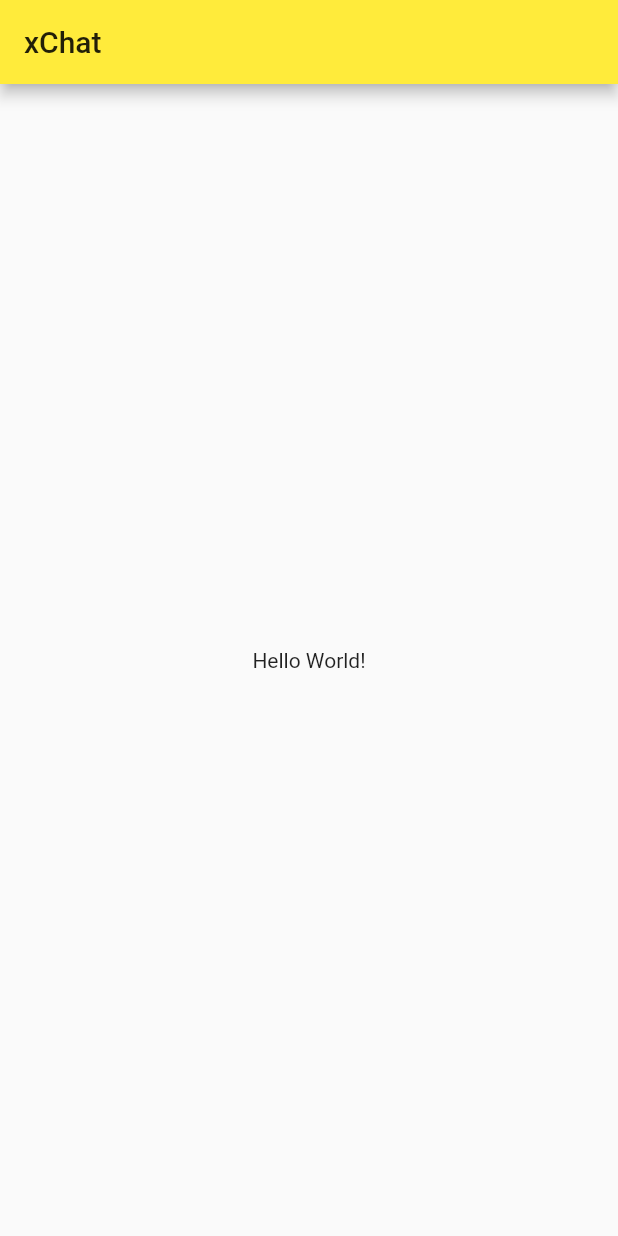
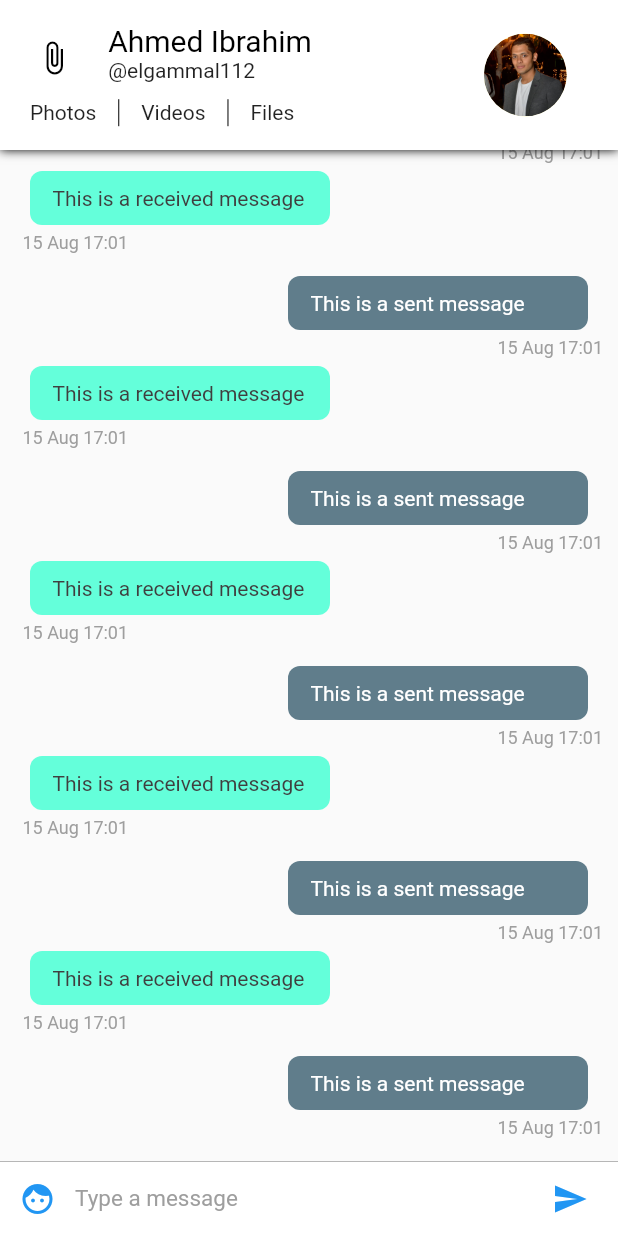
Before and after one commit to nLoops/xChat, a Flutter app: the screen it shows after launch, on a phone screen of 412 x 824 dp. Run offline on Flutter 3.47's test engine with Material 2 defaults, Android fonts, the phone set to English and light mode, and no system bars.

Commit message:
(+) Implement Chat UI widgets.

```diff
--- a/lib/main.dart
+++ b/lib/main.dart
@@ -1,8 +1,9 @@
 import 'package:flutter/material.dart';
+import 'package:xchat/ui/chat_list_widget.dart';
 
-void main() => runApp(MyApp());
+void main() => runApp(App());
 
-class MyApp extends StatelessWidget {
+class App extends StatelessWidget {
   // This widget is the root of your application.
   @override
   Widget build(BuildContext context) {
@@ -11,36 +12,7 @@ class MyApp extends StatelessWidget {
       theme: ThemeData(
         primarySwatch: Colors.yellow,
       ),
-      home: MyHomePage(title: 'xChat'),
+      home: ChatList(),
     );
   }
 }
-
-class MyHomePage extends StatefulWidget {
-  MyHomePage({Key key, this.title}) : super(key: key);
-
-  final String title;
-
-  @override
-  _MyHomePageState createState() => _MyHomePageState();
-}
-
-class _MyHomePageState extends State<MyHomePage> {
-
-  @override
-  Widget build(BuildContext context) {
-    // The Flutter framework has been optimized to make rerunning build methods
-    // fast, so that you can just rebuild anything that needs updating rather
-    // than having to individually change instances of widgets.
-    return Scaffold(
-        appBar: AppBar(
-          // Here we take the value from the MyHomePage object that was created by
-          // the App.build method, and use it to set our appbar title.
-          title: Text(widget.title),
-        ),
-        body: Center(
-            child:Text('Hello World!')
-        )
-    );
-  }
-}
--- /dev/null
+++ b/lib/ui/chat_list_widget.dart
@@ -0,0 +1,20 @@
+import 'package:flutter/material.dart';
+import 'package:xchat/ui/chat_widget.dart';
+
+class ChatList extends StatefulWidget {
+  @override
+  _ChatListState createState() => _ChatListState();
+}
+
+class _ChatListState extends State<ChatList> {
+  @override
+  Widget build(BuildContext context) {
+    return PageView(
+      children: <Widget>[
+        ChatWidget(),
+        ChatWidget(),
+        ChatWidget()
+      ],
+    );
+  }
+}
--- /dev/null
+++ b/lib/ui/chat_widget.dart
@@ -0,0 +1,26 @@
+import 'package:flutter/material.dart';
+import 'package:xchat/widgets/chat_appbar.dart';
+import 'package:xchat/widgets/input_widget.dart';
+import 'package:xchat/widgets/messages_list.dart';
+
+class ChatWidget extends StatefulWidget {
+  @override
+  _ChatWidgetState createState() => _ChatWidgetState();
+}
+
+class _ChatWidgetState extends State<ChatWidget> {
+  @override
+  Widget build(BuildContext context) {
+    return SafeArea(
+        child: Scaffold(
+            appBar: ChatAppBar(), // Custom app bar for chat screen
+            body: Stack(children: <Widget>[
+              Column(
+                children: <Widget>[
+                  MessagesList(), //Chat list
+                  InputWidget() // The input widget
+                ],
+              ),
+            ])));
+  }
+}
--- /dev/null
+++ b/lib/values/assets.dart
@@ -0,0 +1,3 @@
+class Assets{
+  static const AVATAR = "assets/images/avatar.png";
+}
--- /dev/null
+++ b/lib/values/colors.dart
@@ -0,0 +1,14 @@
+import 'package:flutter/material.dart';
+
+class Palette{
+  static Color primaryColor = Colors.blue;
+  static Color secondaryColor = Colors.black;
+  static Color primaryTextColor = Colors.black;
+  static Color secondaryTextColor = Colors.black87;
+  static Color primaryBackgroundColor = Colors.white;
+  static Color selfMessageBackgroundColor = Colors.blueGrey;
+  static Color otherMessageBackgroundColor = Colors.tealAccent;
+  static Color selfMessageColor = Colors.white;
+  static Color otherMessageColor = Color(0xff3f3f3f);
+  static Color greyColor = Colors.grey;
+}
--- /dev/null
+++ b/lib/widgets/chat_appbar.dart
@@ -0,0 +1,102 @@
+import 'package:flutter/material.dart';
+import 'package:xchat/values/assets.dart';
+import 'package:xchat/values/colors.dart';
+
+class ChatAppBar extends StatelessWidget implements PreferredSizeWidget {
+  final double height = 100;
+
+  @override
+  Widget build(BuildContext context) {
+    var textHeading = TextStyle(color: Palette.primaryTextColor, fontSize: 20); // Text style for the name
+    var textStyle = TextStyle(color: Palette.secondaryTextColor); // Text style for everything else
+
+    double width = MediaQuery.of(context).size.width; // calculate the screen width
+    return Material(
+        child: Container(
+            decoration: new BoxDecoration(boxShadow: [ //adds a shadow to the appbar
+              new BoxShadow(
+                color: Colors.black,
+                blurRadius: 5.0,
+              )]),
+            child:  Container(
+                color: Palette.primaryBackgroundColor,
+                child: Row(children: <Widget>[
+                  Expanded( //we're dividing the appbar into 7 : 3 ratio. 7 is for content and 3 is for the display picture.
+                      flex: 7,
+                      child: Center(
+                          child: Column(
+                            mainAxisSize: MainAxisSize.min,
+                            children: <Widget>[
+                              Container(
+                                  height: 70 - (width * .06),
+                                  child: Row(
+                                    crossAxisAlignment: CrossAxisAlignment.start,
+                                    children: <Widget>[
+                                      Expanded(
+                                          flex: 2,
+                                          child: Center(
+                                              child: Icon(
+                                                Icons.attach_file,
+                                                color: Palette.secondaryColor,
+                                              ))),
+                                      Expanded(
+                                          flex: 6,
+                                          child: Container(
+                                              child: Column(
+                                                crossAxisAlignment:
+                                                CrossAxisAlignment.start,
+                                                mainAxisAlignment: MainAxisAlignment.center,
+                                                mainAxisSize: MainAxisSize.min,
+                                                children: <Widget>[
+                                                  Text('Ahmed Ibrahim', style: textHeading),
+                                                  Text('@elgammal112', style: textStyle)
+                                                ],
+                                              ))),
+                                    ],
+                                  )),
+                              //second row containing the buttons for media
+                              Container(
+                                  height: 23,
+                                  padding: EdgeInsets.fromLTRB(20, 5, 5, 0),
+                                  child: Row(
+                                    mainAxisAlignment: MainAxisAlignment.start,
+                                    crossAxisAlignment: CrossAxisAlignment.center,
+                                    children: <Widget>[
+                                      Text(
+                                        'Photos',
+                                        style: textStyle,
+                                      ),
+                                      VerticalDivider(
+                                        width: 30,
+                                        color: Palette.primaryTextColor,
+                                      ),
+                                      Text(
+                                        'Videos',
+                                        style: textStyle,
+                                      ),
+                                      VerticalDivider(
+                                        width: 30,
+                                        color: Palette.primaryTextColor,
+                                      ),
+                                      Text('Files', style: textStyle)
+                                    ],
+                                  )),
+                            ],
+                          ))),
+                  //This is the display picture
+                  Expanded(
+                      flex: 3,
+                      child: Container(
+                          child: Center(
+                              child: CircleAvatar(
+                                radius: (80 - (width * .06)) / 2,
+                                backgroundImage: Image.asset(
+                                  Assets.AVATAR,
+                                ).image,
+                              )))),
+                ]))));
+  }
+
+  @override
+  Size get preferredSize => Size.fromHeight(height);
+}
--- /dev/null
+++ b/lib/widgets/chat_message.dart
@@ -0,0 +1,88 @@
+import 'package:flutter/material.dart';
+import 'package:intl/intl.dart';
+import 'package:xchat/values/colors.dart';
+
+class ChatMessage extends StatelessWidget {
+  ChatMessage(this.index);
+
+  final index;
+
+  @override
+  Widget build(BuildContext context) {
+    // TODO: implement build
+    if (index % 2 == 0) {
+      //This is the sent message. We'll later use data from firebase instead of index to determine the message is sent or received.
+      return Container(
+          child: Column(children: <Widget>[
+        Row(
+          children: <Widget>[
+            Container(
+              child: Text(
+                'This is a sent message',
+                style: TextStyle(color: Palette.selfMessageColor),
+              ),
+              padding: EdgeInsets.fromLTRB(15.0, 10.0, 15.0, 10.0),
+              width: 200.0,
+              decoration: BoxDecoration(
+                  color: Palette.selfMessageBackgroundColor,
+                  borderRadius: BorderRadius.circular(8.0)),
+              margin: EdgeInsets.only(right: 10.0),
+            )
+          ],
+          mainAxisAlignment:
+              MainAxisAlignment.end, // aligns the chatitem to right end
+        ),
+        Row(mainAxisAlignment: MainAxisAlignment.end, children: <Widget>[
+          Container(
+            child: Text(
+              DateFormat('dd MMM kk:mm')
+                  .format(DateTime.fromMillisecondsSinceEpoch(1565888474278)),
+              style: TextStyle(
+                  color: Palette.greyColor,
+                  fontSize: 12.0,
+                  fontStyle: FontStyle.normal),
+            ),
+            margin: EdgeInsets.only(left: 5.0, top: 5.0, bottom: 5.0),
+          )
+        ])
+      ]));
+    } else {
+      // This is a received message
+      return Container(
+        child: Column(
+          children: <Widget>[
+            Row(
+              children: <Widget>[
+                Container(
+                  child: Text(
+                    'This is a received message',
+                    style: TextStyle(color: Palette.otherMessageColor),
+                  ),
+                  padding: EdgeInsets.fromLTRB(15.0, 10.0, 15.0, 10.0),
+                  width: 200.0,
+                  decoration: BoxDecoration(
+                      color: Palette.otherMessageBackgroundColor,
+                      borderRadius: BorderRadius.circular(8.0)),
+                  margin: EdgeInsets.only(left: 10.0),
+                )
+              ],
+            ),
+            Container(
+              child: Text(
+                DateFormat('dd MMM kk:mm')
+                    .format(DateTime.fromMillisecondsSinceEpoch(1565888474278)),
+                style: TextStyle(
+                    color: Palette.greyColor,
+                    fontSize: 12.0,
+                    fontStyle: FontStyle.normal),
+              ),
+              margin: EdgeInsets.only(left: 5.0, top: 5.0, bottom: 5.0),
+            )
+          ],
+          crossAxisAlignment: CrossAxisAlignment.start,
+        ),
+        margin: EdgeInsets.only(bottom: 10.0),
+      );
+    }
+  }
+}
--- /dev/null
+++ b/lib/widgets/input_widget.dart
@@ -0,0 +1,61 @@
+import 'package:flutter/material.dart';
+import 'package:xchat/values/colors.dart';
+
+class InputWidget extends StatelessWidget {
+
+  final TextEditingController textEditingController = new TextEditingController();
+
+  @override
+  Widget build(BuildContext context) {
+    return Container(
+      width: double.infinity,
+      height: 50.0,
+      decoration: new BoxDecoration(
+          border: new Border(
+              top: new BorderSide(color: Palette.greyColor, width: 0.5)),
+          color: Colors.white),
+      child: Row(
+        children: <Widget>[
+          Material(
+            child: new Container(
+              margin: new EdgeInsets.symmetric(horizontal: 1.0),
+              child: new IconButton(
+                onPressed: () => print("TODO"),
+                icon: new Icon(Icons.face),
+                color: Palette.primaryColor,
+              ),
+            ),
+            color: Colors.white,
+          ),
+
+          // Text input
+          Flexible(
+            child: Container(
+              child: TextField(
+                style: TextStyle(color: Palette.primaryTextColor, fontSize: 15.0),
+                controller: textEditingController,
+                decoration: InputDecoration.collapsed(
+                  hintText: 'Type a message',
+                  hintStyle: TextStyle(color: Palette.greyColor),
+                ),
+              ),
+            ),
+          ),
+
+          // Send Message Button
+          Material(
+            child: new Container(
+              margin: new EdgeInsets.symmetric(horizontal: 8.0),
+              child: new IconButton(
+                icon: new Icon(Icons.send),
+                onPressed: () => {},
+                color: Palette.primaryColor,
+              ),
+            ),
+            color: Colors.white,
+          ),
+        ],
+      ),
+    );
+  }
+}
--- /dev/null
+++ b/lib/widgets/messages_list.dart
@@ -0,0 +1,18 @@
+import 'package:flutter/material.dart';
+import 'package:xchat/widgets/chat_message.dart';
+
+class MessagesList extends StatelessWidget {
+  final ScrollController listScrollController = new ScrollController();
+  @override
+  Widget build(BuildContext context) {
+    // TODO: implement build
+    return Flexible(
+        child: ListView.builder(
+          padding: EdgeInsets.all(10.0),
+          itemBuilder: (context, index) => ChatMessage(index),
+          itemCount: 20,
+          reverse: true,
+          controller: listScrollController,
+        ));
+  }
+}
--- a/pubspec.yaml
+++ b/pubspec.yaml
@@ -23,6 +23,8 @@ dependencies:
   # The following adds the Cupertino Icons font to your application.
   # Use with the CupertinoIcons class for iOS style icons.
   cupertino_icons: ^0.1.2
+  # used in Date format and localization.
+  intl: ^0.16.1
 
 dev_dependencies:
   flutter_test:
@@ -41,8 +43,8 @@ flutter:
   uses-material-design: true
 
   # To add assets to your application, add an assets section, like this:
-  # assets:
-  #   - images/a_dot_burr.jpeg
+  assets:
+      - assets/images/
   #   - images/a_dot_ham.jpeg
 
   # An image asset can refer to one or more resolution-specific "variants", see
```
Also changed, not shown: assets/images/avatar.png (added), pubspec.lock, 1 other file.
